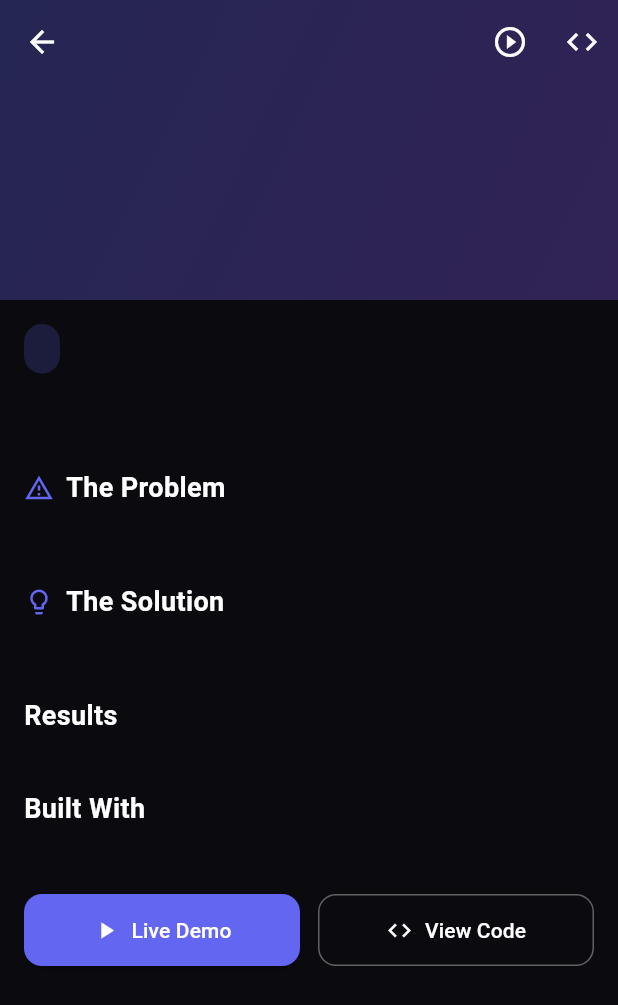
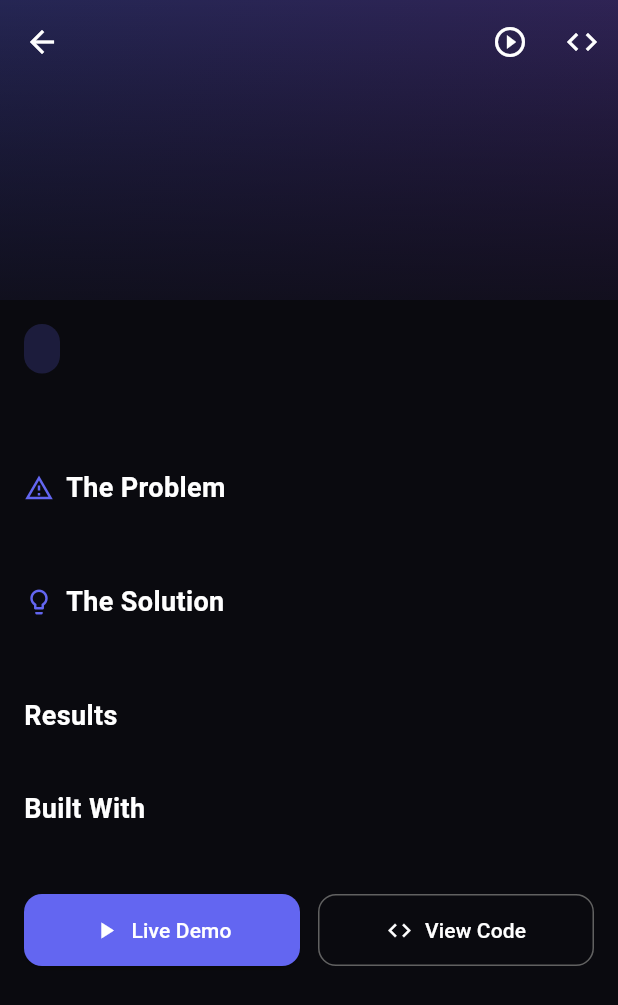
Before and after one commit to itsjessedev/itsjesse-mobile, a Flutter app: the ProjectDetailScreen screen opened directly with empty values, on a phone screen of 412 x 824 dp. Shown: the top 1005 px of the screen. Run offline on Flutter 3.47's test engine with Material 3 defaults, Android fonts, the phone set to English and light mode, and no system bars; our stand-ins replace dio, open_filex, package_info_plus, permission_handler, shared_preferences; accounts and stored records are empty; network calls fail.

Commit message:
v1.0.8: Add screenshot carousel and improve hero image display
- Added screenshot carousel with PageView on project detail pages
- Added screenshots field to Project model
- Hero image now displays in SliverAppBar background
- Added auto-update service for checking new versions
- Added necessary Android permissions for app install

```diff
--- a/lib/models/portfolio_data.dart
+++ b/lib/models/portfolio_data.dart
@@ -138,8 +138,10 @@ class Project {
   final String category;
   final String serviceId;
   final String image;
+  final List<String> screenshots;
   final String? githubUrl;
   final String? demoUrl;
+  final String? downloadUrl;
   final bool featured;
 
   Project({
@@ -154,8 +156,10 @@ class Project {
     required this.category,
     required this.serviceId,
     required this.image,
+    this.screenshots = const [],
     this.githubUrl,
     this.demoUrl,
+    this.downloadUrl,
     this.featured = false,
   });
 
@@ -172,8 +176,10 @@ class Project {
       category: json['category'] ?? '',
       serviceId: json['serviceId'] ?? '',
       image: json['image'] ?? '',
+      screenshots: List<String>.from(json['screenshots'] ?? []),
       githubUrl: json['githubUrl'],
       demoUrl: json['demoUrl'],
+      downloadUrl: json['downloadUrl'],
       featured: json['featured'] ?? false,
     );
   }
--- a/lib/screens/project_detail_screen.dart
+++ b/lib/screens/project_detail_screen.dart
@@ -2,13 +2,29 @@ import 'package:flutter/material.dart';
 import 'package:url_launcher/url_launcher.dart';
 import '../models/portfolio_data.dart';
 
-class ProjectDetailScreen extends StatelessWidget {
+class ProjectDetailScreen extends StatefulWidget {
   final Project project;
 
   const ProjectDetailScreen({super.key, required this.project});
 
   @override
+  State<ProjectDetailScreen> createState() => _ProjectDetailScreenState();
+}
+
+class _ProjectDetailScreenState extends State<ProjectDetailScreen> {
+  int _currentScreenshot = 0;
+  final PageController _pageController = PageController();
+
+  @override
+  void dispose() {
+    _pageController.dispose();
+    super.dispose();
+  }
+
+  @override
   Widget build(BuildContext context) {
+    final project = widget.project;
+
     return Scaffold(
       body: CustomScrollView(
         slivers: [
@@ -21,27 +37,57 @@ class ProjectDetailScreen extends StatelessWidget {
                 project.title,
                 style: const TextStyle(fontWeight: FontWeight.bold),
               ),
-              background: Container(
+              background: Stack(
+                fit: StackFit.expand,
+                children: [
+                  // Hero image
+                  if (project.image.isNotEmpty && project.image.startsWith('http'))
+                    Image.network(
+                      project.image,
+                      fit: BoxFit.cover,
+                      alignment: Alignment.center,
+                      errorBuilder: (context, error, stackTrace) {
+                        return Container(
                           decoration: BoxDecoration(
                             gradient: LinearGradient(
                               begin: Alignment.topLeft,
                               end: Alignment.bottomRight,
                               colors: [
-                      const Color(0xFF6366F1).withValues(alpha: 0.3),
-                      const Color(0xFF8B5CF6).withValues(alpha: 0.3),
+                                const Color(0xFF6366F1).withAlpha(77),
+                                const Color(0xFF8B5CF6).withAlpha(77),
                               ],
                             ),
                           ),
-                child: Center(
-                  child: Text(
-                    project.title,
-                    style: TextStyle(
-                      fontSize: 48,
-                      fontWeight: FontWeight.bold,
-                      color: Colors.white.withValues(alpha: 0.1),
+                        );
+                      },
+                    )
+                  else
+                    Container(
+                      decoration: BoxDecoration(
+                        gradient: LinearGradient(
+                          begin: Alignment.topLeft,
+                          end: Alignment.bottomRight,
+                          colors: [
+                            const Color(0xFF6366F1).withAlpha(77),
+                            const Color(0xFF8B5CF6).withAlpha(77),
+                          ],
                         ),
                       ),
                     ),
+                  // Gradient overlay for title readability
+                  Container(
+                    decoration: BoxDecoration(
+                      gradient: LinearGradient(
+                        begin: Alignment.topCenter,
+                        end: Alignment.bottomCenter,
+                        colors: [
+                          Colors.transparent,
+                          const Color(0xFF0A0A0F).withAlpha(200),
+                        ],
+                      ),
+                    ),
+                  ),
+                ],
               ),
             ),
             actions: [
@@ -91,6 +137,70 @@ class ProjectDetailScreen extends StatelessWidget {
                     ),
                   ),
                   const SizedBox(height: 24),
+
+                  // Screenshot Carousel
+                  if (project.screenshots.isNotEmpty) ...[
+                    const Text(
+                      'Screenshots',
+                      style: TextStyle(
+                        fontSize: 18,
+                        fontWeight: FontWeight.bold,
+                      ),
+                    ),
+                    const SizedBox(height: 12),
+                    SizedBox(
+                      height: 200,
+                      child: PageView.builder(
+                        controller: _pageController,
+                        onPageChanged: (index) {
+                          setState(() {
+                            _currentScreenshot = index;
+                          });
+                        },
+                        itemCount: project.screenshots.length,
+                        itemBuilder: (context, index) {
+                          return Padding(
+                            padding: const EdgeInsets.symmetric(horizontal: 4),
+                            child: ClipRRect(
+                              borderRadius: BorderRadius.circular(12),
+                              child: Image.network(
+                                project.screenshots[index],
+                                fit: BoxFit.cover,
+                                errorBuilder: (context, error, stackTrace) {
+                                  return Container(
+                                    color: const Color(0xFF1A1A2E),
+                                    child: const Center(
+                                      child: Icon(Icons.image_not_supported, color: Colors.grey),
+                                    ),
+                                  );
+                                },
+                              ),
+                            ),
+                          );
+                        },
+                      ),
+                    ),
+                    const SizedBox(height: 12),
+                    // Page indicators
+                    Row(
+                      mainAxisAlignment: MainAxisAlignment.center,
+                      children: List.generate(
+                        project.screenshots.length,
+                        (index) => Container(
+                          width: 8,
+                          height: 8,
+                          margin: const EdgeInsets.symmetric(horizontal: 4),
+                          decoration: BoxDecoration(
+                            shape: BoxShape.circle,
+                            color: _currentScreenshot == index
+                                ? const Color(0xFF6366F1)
+                                : Colors.grey[600],
+                          ),
+                        ),
+                      ),
+                    ),
+                    const SizedBox(height: 24),
+                  ],
 
                   // The Problem
                   _buildSection(
```
Also changed, not shown: lib/screens/home_screen.dart (+13 -0 lines), lib/services/update_service.dart (added, +309 -0 lines), pubspec.yaml (+6 -1 lines), pubspec.lock, 5 other files. Lines whose indentation alone changed are shown as unchanged.
